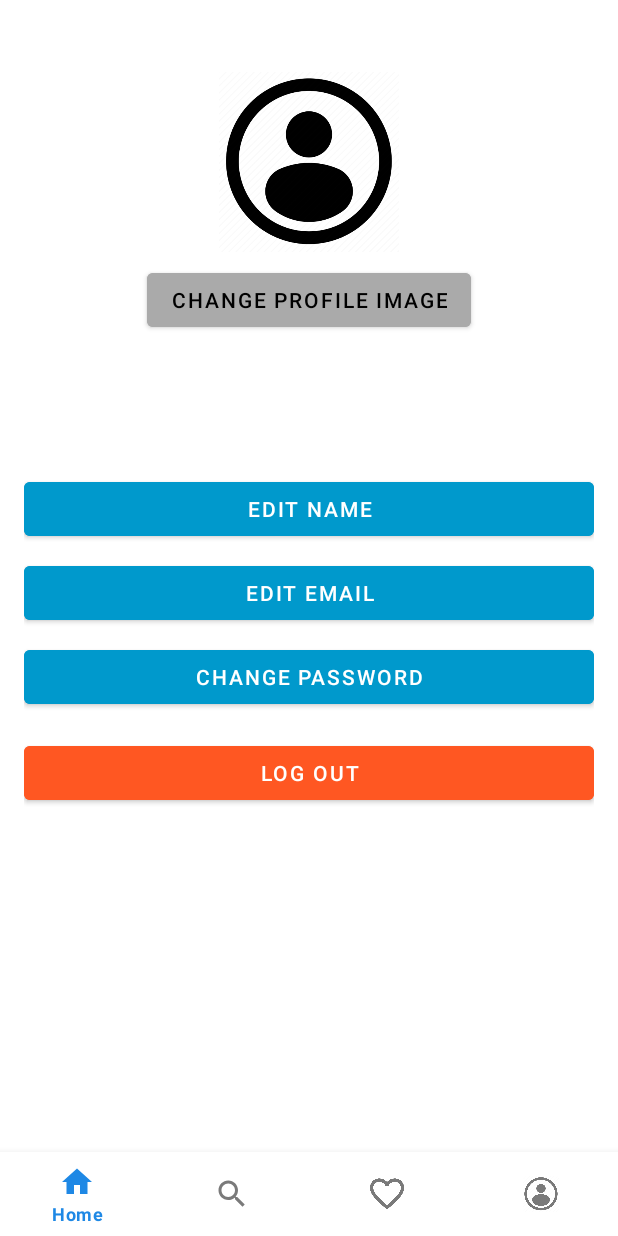
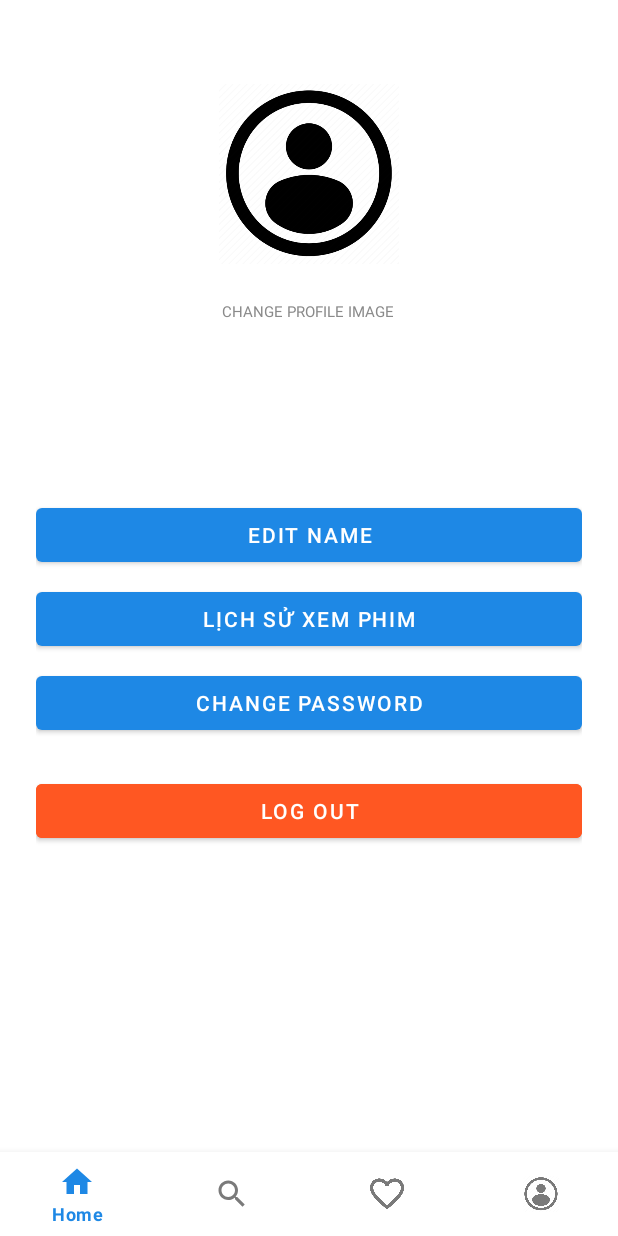
Before and after one commit to mthang045/Hidayapp, an Android app: the fragment ProfileFragment placed in its activity, on a phone screen of 412 x 824 dp. Run offline under Robolectric (Android 15) with nearby library versions, the phone set to English and light mode, and no system bars; our stand-ins replace Firebase (no records; nobody signed in at launch, a user with empty details on screens opened directly); pictures from the network do not load.

Commit message:
thêm chức năng đánh giá phim, yêu thích phim, lịch sử xem phim

```diff
--- a/app/src/main/AndroidManifest.xml
+++ b/app/src/main/AndroidManifest.xml
@@ -39,7 +39,11 @@
             android:configChanges="orientation|screenSize|keyboardHidden"
             android:theme="@style/Theme.AppCompat.NoActionBar" />
 
-        <!-- ProfileActivity thừa đã được xóa -->
+        <!-- === PHẦN SỬA LỖI === -->
+        <!-- Thêm khai báo cho màn hình Lịch sử xem phim -->
+        <activity
+            android:name="com.example.hidaymovie.main.HistoryActivity"
+            android:label="Lịch sử xem phim" />
 
     </application>
 
--- a/app/src/main/java/com/example/hidaymovie/fragment/ProfileFragment.java
+++ b/app/src/main/java/com/example/hidaymovie/fragment/ProfileFragment.java
@@ -13,144 +13,161 @@ import android.widget.TextView;
 import android.widget.Toast;
 
 import androidx.annotation.NonNull;
+import androidx.annotation.Nullable;
 import androidx.fragment.app.Fragment;
 
 import com.bumptech.glide.Glide;
-import com.hidaymovie.R;
-import com.example.hidaymovie.main.MainActivity;
+import com.example.hidaymovie.main.HistoryActivity;
+import com.example.hidaymovie.ui.auth.LoginActivity;
 import com.google.android.material.dialog.MaterialAlertDialogBuilder;
 import com.google.firebase.auth.EmailAuthProvider;
 import com.google.firebase.auth.FirebaseAuth;
 import com.google.firebase.auth.FirebaseUser;
 import com.google.firebase.auth.UserProfileChangeRequest;
-import com.example.hidaymovie.ui.auth.LoginActivity;
+import com.hidaymovie.R;
+
 public class ProfileFragment extends Fragment {
 
     private ImageView userProfileImage;
     private TextView userName, userEmail;
-    private Button editProfileImageButton, editNameButton, editEmailButton, editPasswordButton, logoutButton;
+    private Button editNameButton, historyButton, editPasswordButton, logoutButton;
+    private FirebaseAuth mAuth;
+    private FirebaseUser currentUser;
 
     @Override
-    public View onCreateView(LayoutInflater inflater, ViewGroup container,
-                             Bundle savedInstanceState) {
-        View view = inflater.inflate(R.layout.fragment_profile, container, false);
+    public View onCreateView(LayoutInflater inflater, ViewGroup container, Bundle savedInstanceState) {
+        return inflater.inflate(R.layout.fragment_profile, container, false);
+    }
 
+    @Override
+    public void onViewCreated(@NonNull View view, @Nullable Bundle savedInstanceState) {
+        super.onViewCreated(view, savedInstanceState);
+
+        mAuth = FirebaseAuth.getInstance();
+        currentUser = mAuth.getCurrentUser();
+
+        // Ánh xạ các view từ layout
         userProfileImage = view.findViewById(R.id.userProfileImage);
         userName = view.findViewById(R.id.userName);
         userEmail = view.findViewById(R.id.userEmail);
-        editProfileImageButton = view.findViewById(R.id.editProfileImageButton);
         editNameButton = view.findViewById(R.id.editNameButton);
-        editEmailButton = view.findViewById(R.id.editEmailButton);
+        historyButton = view.findViewById(R.id.historyButton);
         editPasswordButton = view.findViewById(R.id.editPasswordButton);
         logoutButton = view.findViewById(R.id.logoutButton);
 
+        // Hiển thị thông tin người dùng
         displayUserInfo();
 
-        editProfileImageButton.setOnClickListener(v -> changeProfileImage());
+        // Cài đặt sự kiện cho các nút
         editNameButton.setOnClickListener(v -> changeUserName());
-
         editPasswordButton.setOnClickListener(v -> changeUserPassword());
         logoutButton.setOnClickListener(v -> logout());
 
-        return view;
+        // Sự kiện cho nút Lịch sử xem phim
+        historyButton.setOnClickListener(v -> {
+            startActivity(new Intent(getActivity(), HistoryActivity.class));
+        });
     }
 
+    // Hàm hiển thị thông tin người dùng
     private void displayUserInfo() {
-        FirebaseUser user = FirebaseAuth.getInstance().getCurrentUser();
-        if (user != null) {
-            userName.setText(user.getDisplayName());
-            userEmail.setText(user.getEmail());
-            Glide.with(getActivity())
-                    .load(user.getPhotoUrl())
+        if (currentUser != null) {
+            userName.setText(currentUser.getDisplayName());
+            userEmail.setText(currentUser.getEmail());
+            if (currentUser.getPhotoUrl() != null) {
+                Glide.with(this)
+                        .load(currentUser.getPhotoUrl())
                         .placeholder(R.drawable.ic_profile)
                         .into(userProfileImage);
             }
         }
-
-    private void changeProfileImage() {
-        // Placeholder for future implementation
     }
 
+    // Hàm thay đổi tên người dùng
     private void changeUserName() {
-        View dialogView = LayoutInflater.from(getActivity()).inflate(R.layout.dialog_edit_name, null);
+        if (getContext() == null) return;
+        View dialogView = LayoutInflater.from(getContext()).inflate(R.layout.dialog_edit_name, null);
         EditText editName = dialogView.findViewById(R.id.editName);
+        if (currentUser != null) {
+            editName.setText(currentUser.getDisplayName());
+        }
 
-        new MaterialAlertDialogBuilder(getActivity())
-                .setTitle("Change Name")
+        new MaterialAlertDialogBuilder(getContext())
+                .setTitle("Đổi tên hiển thị")
                 .setView(dialogView)
-                .setPositiveButton("Save", (dialogInterface, i) -> {
+                .setPositiveButton("Lưu", (dialog, which) -> {
                     String newName = editName.getText().toString().trim();
-                    if (!newName.isEmpty()) {
-                        FirebaseUser user = FirebaseAuth.getInstance().getCurrentUser();
-                        if (user != null) {
+                    if (!TextUtils.isEmpty(newName) && currentUser != null) {
                         UserProfileChangeRequest profileUpdates = new UserProfileChangeRequest.Builder()
                                 .setDisplayName(newName)
                                 .build();
-
-                            user.updateProfile(profileUpdates)
-                                    .addOnCompleteListener(task -> {
+                        currentUser.updateProfile(profileUpdates).addOnCompleteListener(task -> {
                             if (task.isSuccessful()) {
                                 userName.setText(newName);
-                                            Toast.makeText(getActivity(), "Name updated successfully", Toast.LENGTH_SHORT).show();
-                                        } else {
-                                            Toast.makeText(getActivity(), "Failed to update name", Toast.LENGTH_SHORT).show();
+                                Toast.makeText(getContext(), "Cập nhật tên thành công", Toast.LENGTH_SHORT).show();
                             }
                         });
                     }
-                    } else {
-                        Toast.makeText(getActivity(), "Name cannot be empty", Toast.LENGTH_SHORT).show();
-                    }
                 })
-                .setNegativeButton("Cancel", null)
+                .setNegativeButton("Hủy", null)
                 .show();
     }
 
-
+    // Hàm thay đổi mật khẩu
     private void changeUserPassword() {
-        View dialogView = LayoutInflater.from(getActivity()).inflate(R.layout.dialog_change_password, null);
+        if (getContext() == null) return;
+        View dialogView = LayoutInflater.from(getContext()).inflate(R.layout.dialog_change_password, null);
         EditText currentPassword = dialogView.findViewById(R.id.editCurrentPassword);
         EditText newPassword = dialogView.findViewById(R.id.editNewPassword);
         EditText confirmPassword = dialogView.findViewById(R.id.editConfirmNewPassword);
 
-        new MaterialAlertDialogBuilder(getActivity())
-                .setTitle("Change Password")
+        new MaterialAlertDialogBuilder(getContext())
+                .setTitle("Đổi mật khẩu")
                 .setView(dialogView)
-                .setPositiveButton("Save", (dialogInterface, i) -> {
+                .setPositiveButton("Lưu", (dialog, which) -> {
                     String current = currentPassword.getText().toString();
                     String newPass = newPassword.getText().toString();
                     String confirm = confirmPassword.getText().toString();
 
-                    if (TextUtils.isEmpty(current) || newPass.length() < 6 || !newPass.equals(confirm)) {
-                        Toast.makeText(getActivity(), "Please check your inputs", Toast.LENGTH_SHORT).show();
+                    if (TextUtils.isEmpty(current)) {
+                        Toast.makeText(getContext(), "Vui lòng nhập mật khẩu hiện tại", Toast.LENGTH_SHORT).show();
+                        return;
+                    }
+                    if (newPass.length() < 6) {
+                        Toast.makeText(getContext(), "Mật khẩu mới phải có ít nhất 6 ký tự", Toast.LENGTH_SHORT).show();
+                        return;
+                    }
+                    if (!newPass.equals(confirm)) {
+                        Toast.makeText(getContext(), "Mật khẩu mới không khớp", Toast.LENGTH_SHORT).show();
                         return;
                     }
 
-                    FirebaseUser user = FirebaseAuth.getInstance().getCurrentUser();
-                    if (user != null && user.getEmail() != null) {
-                        user.reauthenticate(EmailAuthProvider.getCredential(user.getEmail(), current))
+                    if (currentUser != null && currentUser.getEmail() != null) {
+                        currentUser.reauthenticate(EmailAuthProvider.getCredential(currentUser.getEmail(), current))
                                 .addOnCompleteListener(task -> {
                                     if (task.isSuccessful()) {
-                                        user.updatePassword(newPass)
-                                                .addOnCompleteListener(updateTask -> {
+                                        currentUser.updatePassword(newPass).addOnCompleteListener(updateTask -> {
                                             if (updateTask.isSuccessful()) {
-                                                        Toast.makeText(getActivity(), "Password updated successfully", Toast.LENGTH_SHORT).show();
-                                                    } else {
-                                                        Toast.makeText(getActivity(), "Failed to update password", Toast.LENGTH_SHORT).show();
+                                                Toast.makeText(getContext(), "Đổi mật khẩu thành công", Toast.LENGTH_SHORT).show();
                                             }
                                         });
                                     } else {
-                                        Toast.makeText(getActivity(), "Re-authentication failed", Toast.LENGTH_SHORT).show();
+                                        Toast.makeText(getContext(), "Xác thực thất bại, mật khẩu hiện tại không đúng", Toast.LENGTH_SHORT).show();
                                     }
                                 });
                     }
                 })
-                .setNegativeButton("Cancel", null)
+                .setNegativeButton("Hủy", null)
                 .show();
     }
 
+    // Hàm đăng xuất
     private void logout() {
-        FirebaseAuth.getInstance().signOut();
-        startActivity(new Intent(getActivity(), LoginActivity.class));
+        if (getActivity() == null) return;
+        mAuth.signOut();
+        Intent intent = new Intent(getActivity(), LoginActivity.class);
+        intent.addFlags(Intent.FLAG_ACTIVITY_NEW_TASK | Intent.FLAG_ACTIVITY_CLEAR_TASK);
+        startActivity(intent);
         getActivity().finish();
     }
 }
--- a/app/src/main/java/com/example/hidaymovie/network/MovieApiService.java
+++ b/app/src/main/java/com/example/hidaymovie/network/MovieApiService.java
@@ -1,9 +1,11 @@
 package com.example.hidaymovie.network;
 
-// import com.example.hidaymovie.model.GenreResponse; // Vô hiệu hóa tạm thời để sửa lỗi
+import com.example.hidaymovie.model.Movie;
 import com.example.hidaymovie.network.MovieResponse;
+
 import retrofit2.Call;
 import retrofit2.http.GET;
+import retrofit2.http.Path;
 import retrofit2.http.Query;
 
 public interface MovieApiService {
@@ -36,16 +38,6 @@ public interface MovieApiService {
             @Query("page") int page
     );
 
-    /*
-    // API để lấy danh sách tất cả thể loại phim (Vô hiệu hóa tạm thời)
-    @GET("genre/movie/list")
-    Call<GenreResponse> getGenres(
-            @Query("api_key") String apiKey,
-            @Query("language") String language
-    );
-    */
-
-    // Thêm phương thức tìm kiếm phim còn thiếu
     @GET("search/movie")
     Call<MovieResponse> searchMovies(
             @Query("api_key") String apiKey,
@@ -53,4 +45,12 @@ public interface MovieApiService {
             @Query("language") String language,
             @Query("page") int page
     );
+
+    // API để lấy thông tin chi tiết của một bộ phim
+    @GET("movie/{movie_id}")
+    Call<Movie> getMovieDetails(
+            @Path("movie_id") String movieId,
+            @Query("api_key") String apiKey,
+            @Query("language") String language
+    );
 }
--- a/app/src/main/res/layout/category_item.xml
+++ b/app/src/main/res/layout/category_item.xml
@@ -1,6 +1,5 @@
 <?xml version="1.0" encoding="utf-8"?>
-<LinearLayout
-    xmlns:android="http://schemas.android.com/apk/res/android"
+<LinearLayout xmlns:android="http://schemas.android.com/apk/res/android"
     xmlns:tools="http://schemas.android.com/tools"
     android:layout_width="match_parent"
     android:layout_height="wrap_content"
--- a/app/src/main/res/layout/fragment_profile.xml
+++ b/app/src/main/res/layout/fragment_profile.xml
@@ -1,114 +1,81 @@
 <?xml version="1.0" encoding="utf-8"?>
-<androidx.constraintlayout.widget.ConstraintLayout xmlns:android="http://schemas.android.com/apk/res/android"
-    xmlns:app="http://schemas.android.com/apk/res-auto"
+<LinearLayout xmlns:android="http://schemas.android.com/apk/res/android"
     xmlns:tools="http://schemas.android.com/tools"
     android:layout_width="match_parent"
     android:layout_height="match_parent"
-    android:padding="16dp"
-    android:background="@android:color/white"
-    tools:context=".ProfileActivity">
+    android:orientation="vertical"
+    android:gravity="center_horizontal"
+    android:padding="24dp"
+    tools:context=".fragment.ProfileFragment">
 
-    <!-- Ảnh đại diện người dùng -->
     <ImageView
         android:id="@+id/userProfileImage"
         android:layout_width="120dp"
         android:layout_height="120dp"
         android:layout_marginTop="32dp"
         android:src="@drawable/ic_profile"
-        android:contentDescription="Profile Image"
-        android:layout_centerHorizontal="true"
-        app:layout_constraintTop_toTopOf="parent"
-        app:layout_constraintStart_toStartOf="parent"
-        app:layout_constraintEnd_toEndOf="parent"/>
+        android:contentDescription="User Profile Image" />
 
-    <!-- Nút chỉnh sửa ảnh đại diện -->
     <Button
         android:id="@+id/editProfileImageButton"
+        style="@style/Widget.Material3.Button.TextButton"
         android:layout_width="wrap_content"
         android:layout_height="wrap_content"
-        android:text="Change Profile Image"
-        app:layout_constraintTop_toBottomOf="@id/userProfileImage"
-        app:layout_constraintStart_toStartOf="parent"
-        app:layout_constraintEnd_toEndOf="parent"
         android:layout_marginTop="8dp"
-        android:textColor="@android:color/black"
-        android:backgroundTint="@android:color/darker_gray"/>
+        android:text="CHANGE PROFILE IMAGE"
+        android:textColor="#8A8A8A" />
 
-    <!-- Tên người dùng -->
     <TextView
         android:id="@+id/userName"
         android:layout_width="wrap_content"
         android:layout_height="wrap_content"
-        android:text="User Name"
-        android:textSize="22sp"
+        android:layout_marginTop="16dp"
+        android:textAppearance="@style/TextAppearance.Material3.TitleLarge"
         android:textStyle="bold"
-        app:layout_constraintTop_toBottomOf="@id/editProfileImageButton"
-        app:layout_constraintStart_toStartOf="parent"
-        app:layout_constraintEnd_toEndOf="parent"
-        android:layout_marginTop="16dp"/>
+        tools:text="Bui Minh Thang" />
 
-    <!-- Email người dùng -->
     <TextView
         android:id="@+id/userEmail"
         android:layout_width="wrap_content"
         android:layout_height="wrap_content"
-        android:text="Email"
-        android:textSize="16sp"
-        app:layout_constraintTop_toBottomOf="@id/userName"
-        app:layout_constraintStart_toStartOf="parent"
-        app:layout_constraintEnd_toEndOf="parent"
-        android:layout_marginTop="8dp"/>
+        android:layout_marginTop="4dp"
+        android:textAppearance="@style/TextAppearance.Material3.BodyMedium"
+        tools:text="buiminnthag@gmail.com" />
 
-    <!-- Chỉnh sửa tên người dùng -->
+    <LinearLayout
+        android:layout_width="match_parent"
+        android:layout_height="wrap_content"
+        android:orientation="vertical"
+        android:layout_marginTop="32dp">
+
         <Button
             android:id="@+id/editNameButton"
-        android:layout_width="0dp"
+            android:layout_width="match_parent"
             android:layout_height="wrap_content"
-        android:text="Edit Name"
-        app:layout_constraintTop_toBottomOf="@id/userEmail"
-        app:layout_constraintStart_toStartOf="parent"
-        app:layout_constraintEnd_toEndOf="parent"
-        android:layout_marginTop="16dp"
-        android:backgroundTint="@android:color/holo_blue_dark"
-        android:textColor="@android:color/white"/>
+            android:text="EDIT NAME" />
 
-    <!-- Chỉnh sửa email người dùng -->
         <Button
-        android:id="@+id/editEmailButton"
-        android:layout_width="0dp"
+            android:id="@+id/historyButton"
+            android:layout_width="match_parent"
             android:layout_height="wrap_content"
-        android:text="Edit Email"
-        app:layout_constraintTop_toBottomOf="@id/editNameButton"
-        app:layout_constraintStart_toStartOf="parent"
-        app:layout_constraintEnd_toEndOf="parent"
             android:layout_marginTop="8dp"
-        android:backgroundTint="@android:color/holo_blue_dark"
-        android:textColor="@android:color/white"/>
+            android:text="LỊCH SỬ XEM PHIM" />
 
-    <!-- Chỉnh sửa mật khẩu -->
         <Button
             android:id="@+id/editPasswordButton"
-        android:layout_width="0dp"
+            android:layout_width="match_parent"
             android:layout_height="wrap_content"
-        android:text="Change Password"
-        app:layout_constraintTop_toBottomOf="@id/editEmailButton"
-        app:layout_constraintStart_toStartOf="parent"
-        app:layout_constraintEnd_toEndOf="parent"
             android:layout_marginTop="8dp"
-        android:backgroundTint="@android:color/holo_blue_dark"
-        android:textColor="@android:color/white"/>
+            android:text="CHANGE PASSWORD" />
 
-    <!-- Đăng xuất tài khoản -->
+    </LinearLayout>
+
     <Button
         android:id="@+id/logoutButton"
-        android:layout_width="0dp"
+        android:layout_width="match_parent"
         android:layout_height="wrap_content"
-        android:text="Log Out"
-        app:layout_constraintTop_toBottomOf="@id/editPasswordButton"
-        app:layout_constraintStart_toStartOf="parent"
-        app:layout_constraintEnd_toEndOf="parent"
-        android:layout_marginTop="16dp"
+        android:layout_marginTop="24dp"
         android:backgroundTint="#FF5722"
-        android:textColor="@android:color/white"/>
+        android:text="LOG OUT" />
 
-</androidx.constraintlayout.widget.ConstraintLayout>
+</LinearLayout>
```
Also changed, not shown: app/src/main/java/com/example/hidaymovie/main/HistoryActivity.java (added, +87 -0 lines), app/src/main/java/com/example/hidaymovie/main/MovieDetailActivity.java (+71 -62 lines), app/src/main/res/layout/activity_history.xml (added, +24 -0 lines), app/src/main/res/layout/dialog_edit_name.xml (indentation only). Lines whose indentation alone changed are shown as unchanged.
